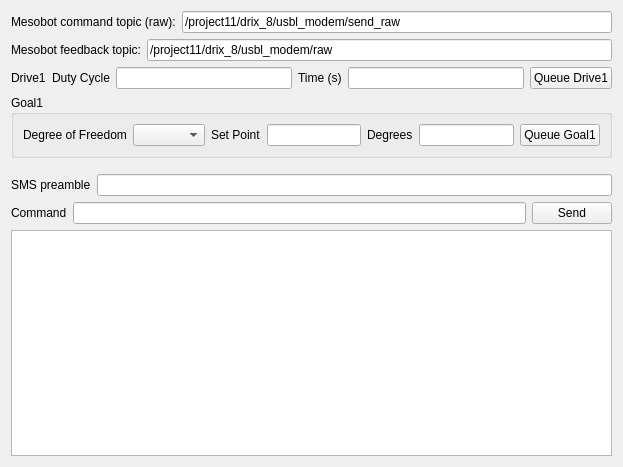
Old version of the form src/mesobot_plugin.ui in the repository CCOMJHC/mesobot_project11.
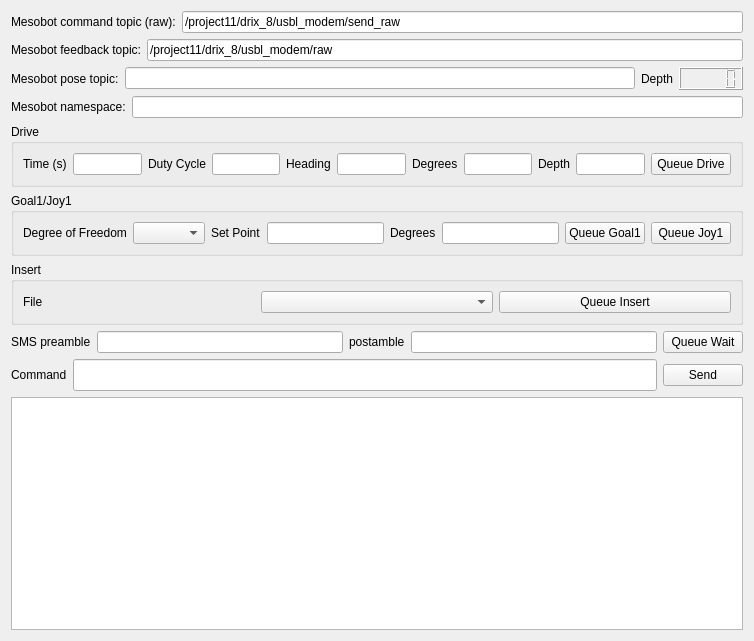
New version of the form.

Commit message: Update control rqt plugin to current command language

The edit to the form file:
```diff
--- a/src/mesobot_plugin.ui
+++ b/src/mesobot_plugin.ui
@@ -6,8 +6,8 @@
    <rect>
     <x>0</x>
     <y>0</y>
-    <width>623</width>
-    <height>467</height>
+    <width>754</width>
+    <height>641</height>
    </rect>
   </property>
   <property name="windowTitle">
@@ -15,7 +15,7 @@
   </property>
   <layout class="QVBoxLayout" name="verticalLayout">
    <item>
-    <layout class="QHBoxLayout" name="horizontalLayout">
+    <layout class="QHBoxLayout" name="commandTopicHorizontalLayout">
      <item>
       <widget class="QLabel" name="commandTopicLabel">
        <property name="text">
@@ -53,45 +53,111 @@
    <item>
     <layout class="QHBoxLayout" name="horizontalLayout_2">
      <item>
-      <widget class="QLabel" name="label">
+      <widget class="QLabel" name="label_12">
        <property name="text">
-        <string>Drive1</string>
+        <string>Mesobot pose topic:</string>
        </property>
       </widget>
      </item>
      <item>
-      <widget class="QLabel" name="label_2">
-       <property name="text">
-        <string>Duty Cycle</string>
-       </property>
-      </widget>
+      <widget class="QLineEdit" name="poseTopicLineEdit"/>
      </item>
      <item>
-      <widget class="QLineEdit" name="driveDutyCycleLineEdit"/>
-     </item>
-     <item>
-      <widget class="QLabel" name="label_3">
+      <widget class="QLabel" name="label_13">
        <property name="text">
-        <string>Time (s)</string>
+        <string>Depth</string>
        </property>
       </widget>
      </item>
      <item>
-      <widget class="QLineEdit" name="driveTimeLineEdit"/>
+      <widget class="QLCDNumber" name="depthLcdNumber"/>
      </item>
+    </layout>
+   </item>
+   <item>
+    <layout class="QHBoxLayout" name="namespaceHorizontalLayout">
      <item>
-      <widget class="QPushButton" name="queueDrivePushButton">
+      <widget class="QLabel" name="label_15">
        <property name="text">
-        <string>Queue Drive1</string>
+        <string>Mesobot namespace:</string>
        </property>
       </widget>
      </item>
+     <item>
+      <widget class="QLineEdit" name="namespaceLineEdit"/>
+     </item>
     </layout>
    </item>
+   <item>
+    <widget class="QGroupBox" name="driveGroupBox">
+     <property name="title">
+      <string>Drive</string>
+     </property>
+     <layout class="QHBoxLayout" name="horizontalLayout_5">
+      <item>
+       <widget class="QLabel" name="label_3">
+        <property name="text">
+         <string>Time (s)</string>
+        </property>
+       </widget>
+      </item>
+      <item>
+       <widget class="QLineEdit" name="driveTimeLineEdit"/>
+      </item>
+      <item>
+       <widget class="QLabel" name="label_2">
+        <property name="text">
+         <string>Duty Cycle</string>
+        </property>
+       </widget>
+      </item>
+      <item>
+       <widget class="QLineEdit" name="driveDutyCycleLineEdit"/>
+      </item>
+      <item>
+       <widget class="QLabel" name="label">
+        <property name="text">
+         <string>Heading</string>
+        </property>
+       </widget>
+      </item>
+      <item>
+       <widget class="QLineEdit" name="driveHeadingLineEdit"/>
+      </item>
+      <item>
+       <widget class="QLabel" name="label_10">
+        <property name="text">
+         <string>Degrees</string>
+        </property>
+       </widget>
+      </item>
+      <item>
+       <widget class="QLineEdit" name="driveHeadingDegreesLineEdit"/>
+      </item>
+      <item>
+       <widget class="QLabel" name="label_11">
+        <property name="text">
+         <string>Depth</string>
+        </property>
+       </widget>
+      </item>
+      <item>
+       <widget class="QLineEdit" name="driveDepthLineEdit"/>
+      </item>
+      <item>
+       <widget class="QPushButton" name="queueDrivePushButton">
+        <property name="text">
+         <string>Queue Drive</string>
+        </property>
+       </widget>
+      </item>
+     </layout>
+    </widget>
+   </item>
    <item>
     <widget class="QGroupBox" name="goalGroupBox">
      <property name="title">
-      <string>Goal1</string>
+      <string>Goal1/Joy1</string>
      </property>
      <layout class="QHBoxLayout" name="horizontalLayout_4">
       <item>
@@ -131,14 +197,44 @@
         </property>
        </widget>
       </item>
+      <item>
+       <widget class="QPushButton" name="queueJoyPushButton">
+        <property name="text">
+         <string>Queue Joy1</string>
+        </property>
+       </widget>
+      </item>
+     </layout>
+    </widget>
+   </item>
+   <item>
+    <widget class="QGroupBox" name="insertGroupBox">
+     <property name="title">
+      <string>Insert</string>
+     </property>
+     <layout class="QHBoxLayout" name="horizontalLayout">
+      <item>
+       <widget class="QLabel" name="label_14">
+        <property name="text">
+         <string>File</string>
+        </property>
+       </widget>
+      </item>
+      <item>
+       <widget class="QComboBox" name="insertFileComboBox"/>
+      </item>
+      <item>
+       <widget class="QPushButton" name="queueInsertPushButton">
+        <property name="text">
+         <string>Queue Insert</string>
+        </property>
+       </widget>
+      </item>
      </layout>
     </widget>
    </item>
    <item>
     <layout class="QHBoxLayout" name="smsPreambleHorizontalLayout">
-     <property name="topMargin">
-      <number>10</number>
-     </property>
      <item>
       <widget class="QLabel" name="label_8">
        <property name="text">
@@ -149,6 +245,23 @@
      <item>
       <widget class="QLineEdit" name="smsPreambleLineEdit"/>
      </item>
+     <item>
+      <widget class="QLabel" name="label_9">
+       <property name="text">
+        <string>postamble</string>
+       </property>
+      </widget>
+     </item>
+     <item>
+      <widget class="QLineEdit" name="smsPostambleLineEdit"/>
+     </item>
+     <item>
+      <widget class="QPushButton" name="queueWaitPushButton">
+       <property name="text">
+        <string>Queue Wait</string>
+       </property>
+      </widget>
+     </item>
     </layout>
    </item>
    <item>
@@ -161,7 +274,14 @@
       </widget>
      </item>
      <item>
-      <widget class="QLineEdit" name="commandLineEdit"/>
+      <widget class="QLineEdit" name="commandLineEdit">
+       <property name="font">
+        <font>
+         <family>Courier 10 Pitch</family>
+         <pointsize>13</pointsize>
+        </font>
+       </property>
+      </widget>
      </item>
      <item>
       <widget class="QPushButton" name="sendCommandPushButton">
```
Left out of the diff: 4 changed lines with no effect on the pictures. The commit also changes 4 other files.
